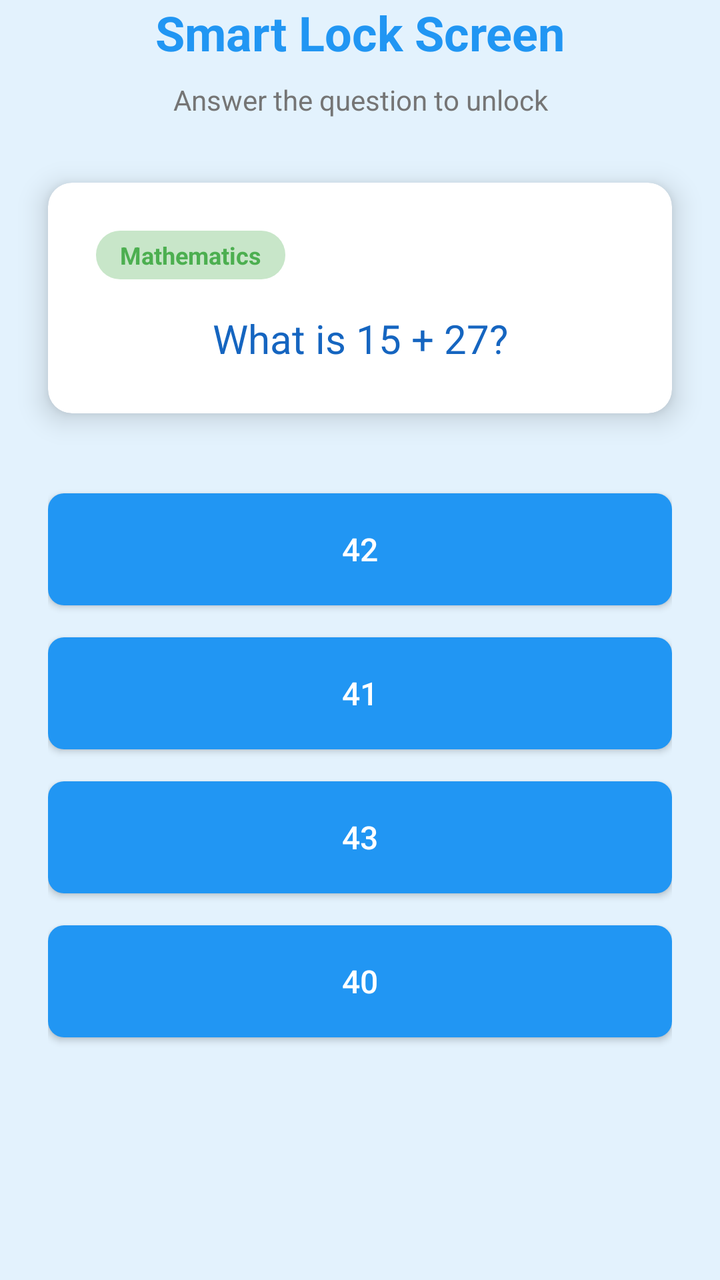
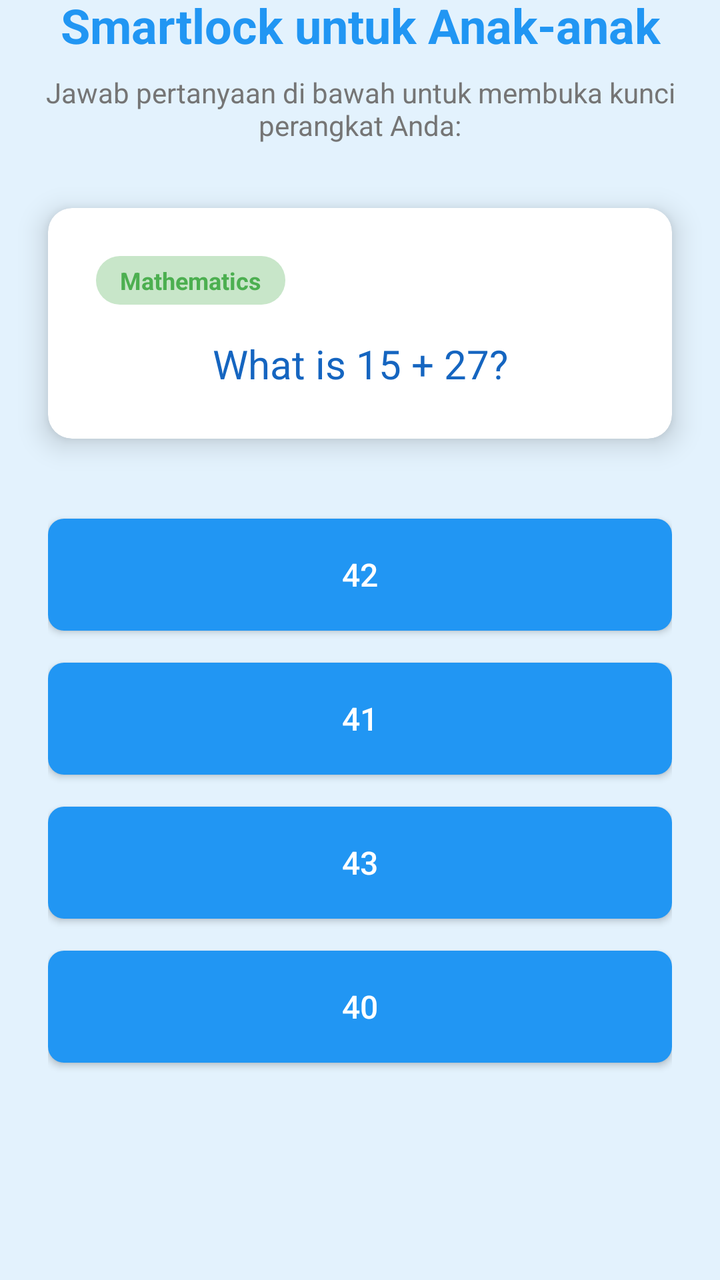

Compare the two renders of this Android layout. The source of the first and the diff that turns it into the second are given below.
<!-- AndroidManifest.xml: activity theme LockScreenTheme -->
<!-- res/layout/activity_lock_screen.xml -->
<?xml version="1.0" encoding="utf-8"?>
<LinearLayout xmlns:android="http://schemas.android.com/apk/res/android"
    android:layout_width="match_parent"
    android:layout_height="match_parent"
    android:orientation="vertical"
    android:background="@color/lock_screen_background"
    android:gravity="center">

    
    <TextView
        android:layout_width="match_parent"
        android:layout_height="wrap_content"
        android:text="Smart Lock Screen"
        android:textSize="24sp"
        android:textStyle="bold"
        android:textColor="@color/primary_blue"
        android:textAlignment="center"
        android:layout_marginBottom="8dp" />

    <TextView
        android:layout_width="match_parent"
        android:layout_height="wrap_content"
        android:text="Answer the question to unlock"
        android:textSize="14sp"
        android:textColor="@color/text_secondary"
        android:textAlignment="center"
        android:layout_marginBottom="32dp" />

    
    <androidx.cardview.widget.CardView
        android:layout_width="match_parent"
        android:layout_height="wrap_content"
        android:layout_marginHorizontal="24dp"
        android:layout_marginBottom="32dp"
        app:cardCornerRadius="12dp"
        app:cardElevation="8dp"
        app:cardBackgroundColor="@color/question_background"
        xmlns:app="http://schemas.android.com/apk/res-auto">

        <LinearLayout
            android:layout_width="match_parent"
            android:layout_height="wrap_content"
            android:orientation="vertical"
            android:padding="24dp">

            <TextView
                android:id="@+id/tvCategory"
                android:layout_width="wrap_content"
                android:layout_height="wrap_content"
                android:text="Mathematics"
                android:textSize="12sp"
                android:textColor="@color/secondary_green"
                android:textStyle="bold"
                android:background="@drawable/category_badge"
                android:paddingHorizontal="12dp"
                android:paddingVertical="4dp"
                android:layout_marginBottom="16dp" />

            <TextView
                android:id="@+id/tvQuestion"
                style="@style/QuestionText"
                android:text="What is 15 + 27?"
                android:layout_marginBottom="0dp"
                android:padding="0dp" />

        </LinearLayout>

    </androidx.cardview.widget.CardView>

    
    <LinearLayout
        android:layout_width="match_parent"
        android:layout_height="wrap_content"
        android:orientation="vertical"
        android:paddingHorizontal="24dp">

        <Button
            android:id="@+id/btnAnswer1"
            style="@style/AnswerButton"
            android:text="42"
            android:layout_marginHorizontal="0dp" />

        <Button
            android:id="@+id/btnAnswer2"
            style="@style/AnswerButton"
            android:text="41"
            android:layout_marginHorizontal="0dp" />

        <Button
            android:id="@+id/btnAnswer3"
            style="@style/AnswerButton"
            android:text="43"
            android:layout_marginHorizontal="0dp" />

        <Button
            android:id="@+id/btnAnswer4"
            style="@style/AnswerButton"
            android:text="40"
            android:layout_marginHorizontal="0dp" />

    </LinearLayout>

    
    <TextView
        android:id="@+id/tvFeedback"
        android:layout_width="match_parent"
        android:layout_height="wrap_content"
        android:text=""
        android:textSize="16sp"
        android:textAlignment="center"
        android:layout_marginTop="24dp"
        android:paddingHorizontal="24dp"
        android:visibility="gone" />

    
    <TextView
        android:id="@+id/tvTime"
        android:layout_width="match_parent"
        android:layout_height="wrap_content"
        android:textSize="48sp"
        android:textStyle="bold"
        android:textColor="@color/primary_blue"
        android:textAlignment="center"
        android:layout_marginTop="32dp" />

    <TextView
        android:id="@+id/tvDate"
        android:layout_width="match_parent"
        android:layout_height="wrap_content"
        android:textSize="16sp"
        android:textColor="@color/text_secondary"
        android:textAlignment="center"
        android:layout_marginTop="8dp" />

</LinearLayout>
<!-- resources referenced by this layout -->
<resources>
  <color name="lock_screen_background">#E3F2FD</color>
  <color name="primary_blue">#2196F3</color>
  <color name="question_background">#FFFFFF</color>
  <color name="secondary_green">#4CAF50</color>
  <color name="text_secondary">#757575</color>
  <!-- drawable category_badge (drawable) -->
  <?xml version="1.0" encoding="utf-8"?>
  <shape xmlns:android="http://schemas.android.com/apk/res/android"
      android:shape="rectangle">
      <solid android:color="@color/secondary_green_light" />
      <corners android:radius="12dp" />
  </shape>
  <style name="AnswerButton" parent="Widget.AppCompat.Button">
          <item name="android:layout_width">match_parent</item>
          <item name="android:layout_height">56dp</item>
          <item name="android:layout_marginHorizontal">16dp</item>
          <item name="android:layout_marginVertical">8dp</item>
          <item name="android:textSize">16sp</item>
          <item name="android:textColor">@color/white</item>
          <item name="android:background">@drawable/answer_button_selector</item>
          <item name="android:elevation">4dp</item>
          <item name="android:textAllCaps">false</item>
      </style>
  <style name="QuestionText">
          <item name="android:layout_width">match_parent</item>
          <item name="android:layout_height">wrap_content</item>
          <item name="android:textSize">20sp</item>
          <item name="android:textColor">@color/question_text</item>
          <item name="android:textAlignment">center</item>
          <item name="android:padding">24dp</item>
          <item name="android:lineSpacingExtra">4dp</item>
      </style>
  <style name="LockScreenTheme" parent="Theme.AppCompat.Light.NoActionBar">
          <item name="android:windowBackground">@color/lock_screen_background</item>
          <item name="android:windowNoTitle">true</item>
          <item name="android:windowFullscreen">true</item>
          <item name="android:windowShowWallpaper">false</item>
          <item name="android:windowDisablePreview">true</item>
          <item name="android:windowIsTranslucent">false</item>
          <item name="android:windowAnimationStyle">@null</item>
      </style>
  <color name="secondary_green_light">#C8E6C9</color>
  <color name="white">#FFFFFFFF</color>
  <!-- drawable answer_button_selector (drawable) -->
  <?xml version="1.0" encoding="utf-8"?>
  <selector xmlns:android="http://schemas.android.com/apk/res/android">
      <item android:state_pressed="true">
          <shape android:shape="rectangle">
              <solid android:color="@color/answer_button_pressed" />
              <corners android:radius="8dp" />
          </shape>
      </item>
      <item>
          <shape android:shape="rectangle">
              <solid android:color="@color/answer_button_normal" />
              <corners android:radius="8dp" />
          </shape>
      </item>
  </selector>
  <color name="question_text">#1565C0</color>
  <color name="answer_button_pressed">#1976D2</color>
  <color name="answer_button_normal">#2196F3</color>
</resources>

<!-- the commit's change to res/layout/activity_lock_screen.xml (unified diff, before → after) -->
@@ -10,7 +10,7 @@
     <TextView
         android:layout_width="match_parent"
         android:layout_height="wrap_content"
-        android:text="Smart Lock Screen"
+        android:text="Smartlock untuk Anak-anak"
         android:textSize="24sp"
         android:textStyle="bold"
         android:textColor="@color/primary_blue"
@@ -20,7 +20,7 @@
     <TextView
         android:layout_width="match_parent"
         android:layout_height="wrap_content"
-        android:text="Answer the question to unlock"
+        android:text="Jawab pertanyaan di bawah untuk membuka kunci perangkat Anda:"
         android:textSize="14sp"
         android:textColor="@color/text_secondary"
         android:textAlignment="center"
